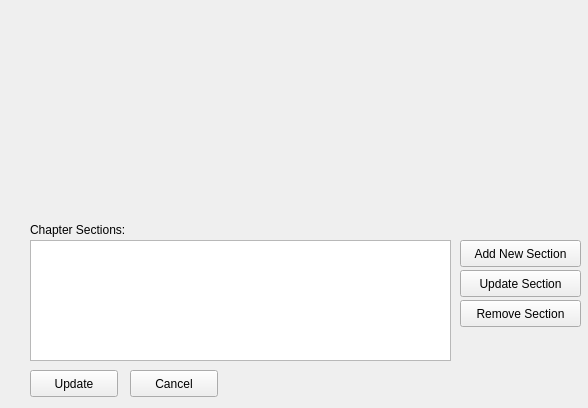
The window that client/ContentView/contentview.ui (RemyGratwohl/cuTPS_D4_teaQup) describes before a commit, drawn with Qt 5.
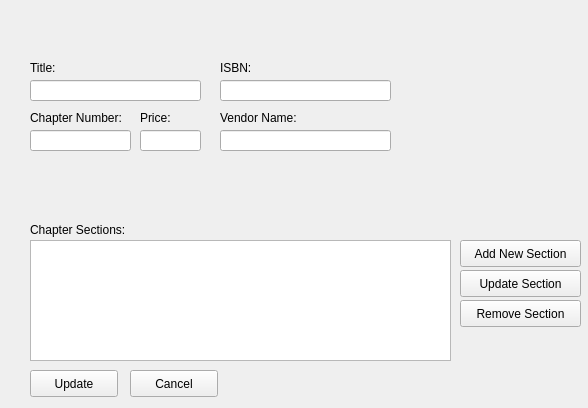
The same window after the commit. The open tabs and pages were chosen to show the change.

Diff of the .ui file:
```diff
--- a/client/ContentView/contentview.ui
+++ b/client/ContentView/contentview.ui
@@ -1159,6 +1159,124 @@
       <string>Chapter Sections:</string>
      </property>
     </widget>
+    <widget class="QLabel" name="UC_ISBNLabel">
+     <property name="geometry">
+      <rect>
+       <x>220</x>
+       <y>60</y>
+       <width>91</width>
+       <height>16</height>
+      </rect>
+     </property>
+     <property name="text">
+      <string>ISBN:</string>
+     </property>
+    </widget>
+    <widget class="QLabel" name="UC_TitleLabel">
+     <property name="geometry">
+      <rect>
+       <x>30</x>
+       <y>60</y>
+       <width>91</width>
+       <height>16</height>
+      </rect>
+     </property>
+     <property name="text">
+      <string>Title:</string>
+     </property>
+    </widget>
+    <widget class="QLineEdit" name="UC_TitleLineEdit">
+     <property name="geometry">
+      <rect>
+       <x>30</x>
+       <y>80</y>
+       <width>171</width>
+       <height>21</height>
+      </rect>
+     </property>
+    </widget>
+    <widget class="QLabel" name="UC_ChapterNumberLabel">
+     <property name="geometry">
+      <rect>
+       <x>30</x>
+       <y>110</y>
+       <width>111</width>
+       <height>16</height>
+      </rect>
+     </property>
+     <property name="text">
+      <string>Chapter Number:</string>
+     </property>
+    </widget>
+    <widget class="QLineEdit" name="UC_ChapterNumberLineEdit">
+     <property name="geometry">
+      <rect>
+       <x>30</x>
+       <y>130</y>
+       <width>101</width>
+       <height>21</height>
+      </rect>
+     </property>
+    </widget>
+    <widget class="QLineEdit" name="UC_ISBNLineEdit">
+     <property name="geometry">
+      <rect>
+       <x>220</x>
+       <y>80</y>
+       <width>171</width>
+       <height>21</height>
+      </rect>
+     </property>
+    </widget>
+    <widget class="QLabel" name="UC_VendorLabel">
+     <property name="geometry">
+      <rect>
+       <x>220</x>
+       <y>110</y>
+       <width>111</width>
+       <height>16</height>
+      </rect>
+     </property>
+     <property name="text">
+      <string>Vendor Name:</string>
+     </property>
+    </widget>
+    <widget class="QLabel" name="UC_PriceLabel">
+     <property name="geometry">
+      <rect>
+       <x>140</x>
+       <y>110</y>
+       <width>58</width>
+       <height>16</height>
+      </rect>
+     </property>
+     <property name="text">
+      <string>Price:</string>
+     </property>
+    </widget>
+    <widget class="QLineEdit" name="UC_PriceLineEdit">
+     <property name="geometry">
+      <rect>
+       <x>140</x>
+       <y>130</y>
+       <width>61</width>
+       <height>21</height>
+      </rect>
+     </property>
+    </widget>
+    <widget class="QLineEdit" name="UC_VendorLineEdit">
+     <property name="geometry">
+      <rect>
+       <x>220</x>
+       <y>130</y>
+       <width>171</width>
+       <height>21</height>
+      </rect>
+     </property>
+     <property name="text">
+      <string/>
+     </property>
+    </widget>
    </widget>
    <widget class="QWidget" name="addChapterSection">
     <widget class="QPushButton" name="ACS_CancelButton">
```
Left out of the diff: 12 changed lines with no effect on the pictures.
